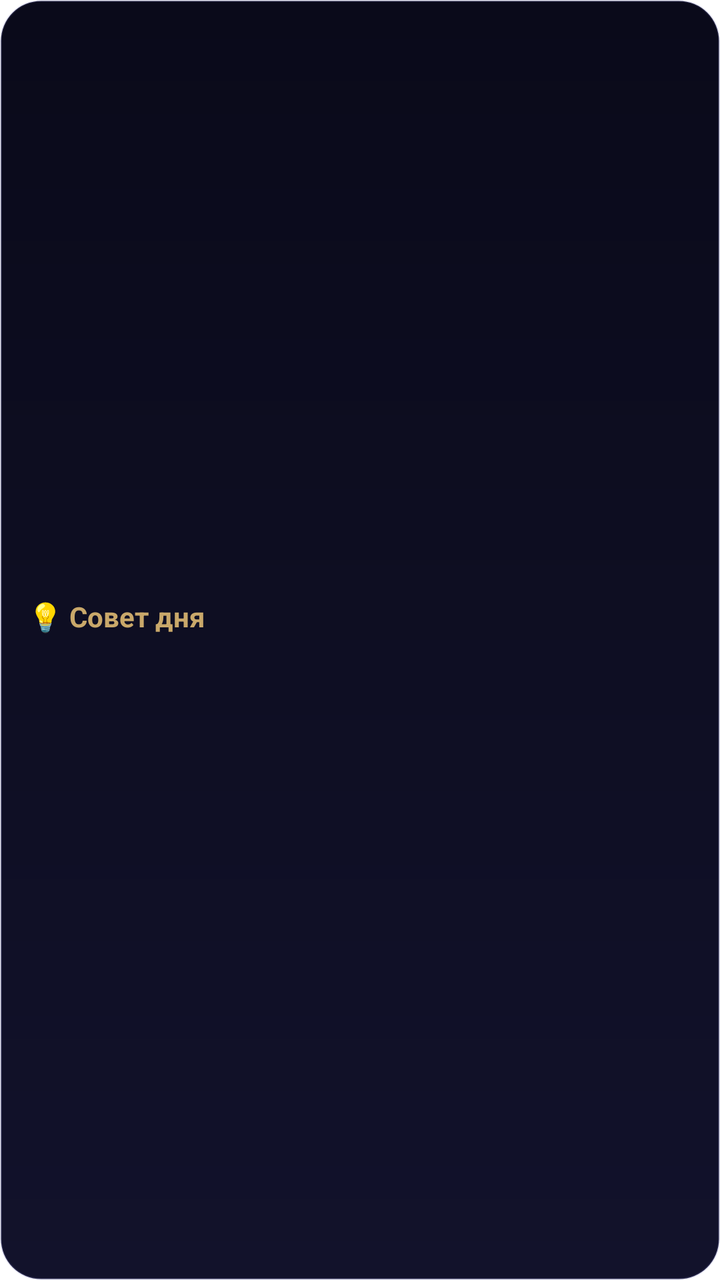
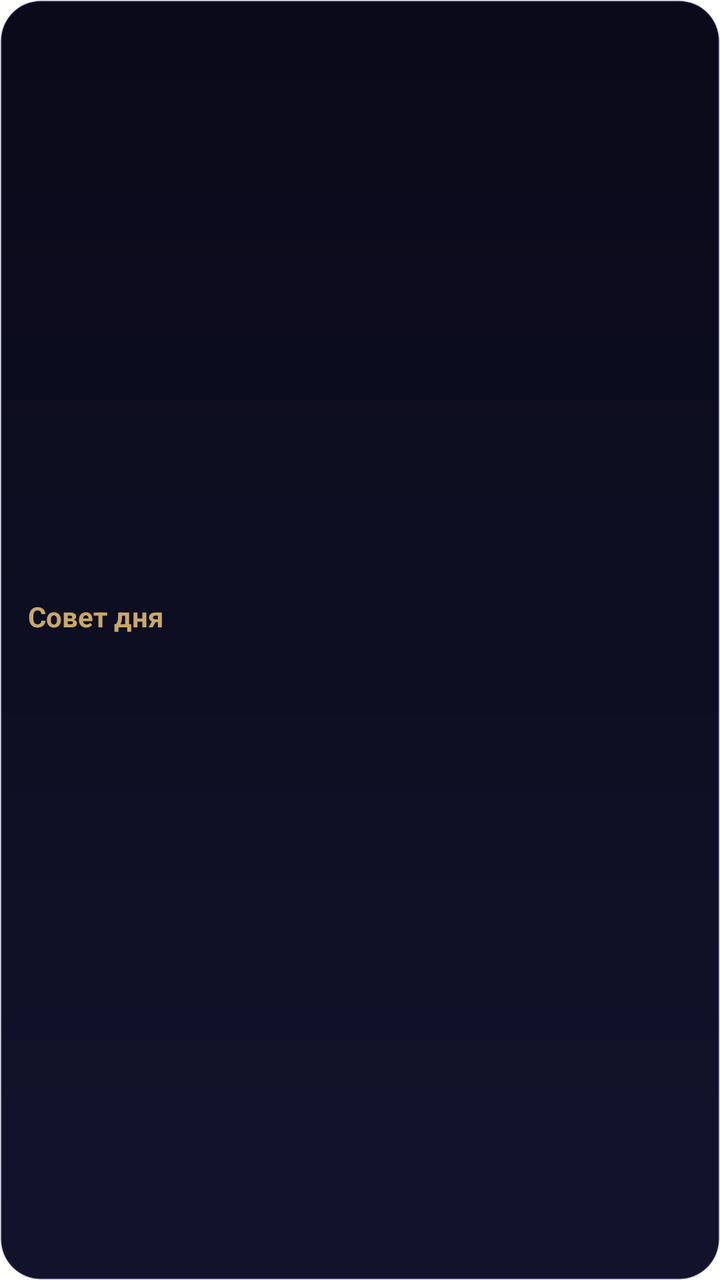

Compare the two renders of this Android layout. The source of the first and the diff that turns it into the second are given below.
<!-- AndroidManifest.xml: application theme Theme.AstroSMap.Splash -->
<!-- res/layout/widget_advice.xml -->
<?xml version="1.0" encoding="utf-8"?>
<LinearLayout xmlns:android="http://schemas.android.com/apk/res/android"
    android:id="@+id/wa_root"
    android:layout_width="match_parent"
    android:layout_height="match_parent"
    android:orientation="vertical"
    android:gravity="center_vertical"
    android:background="@drawable/widget_bg"
    android:padding="14dp">

    <TextView
        android:id="@+id/wa_title"
        android:layout_width="wrap_content"
        android:layout_height="wrap_content"
        android:textColor="#C9A86A"
        android:textSize="14sp"
        android:textStyle="bold"
        android:text="💡 Совет дня" />

    <TextView
        android:id="@+id/wa_text"
        android:layout_width="match_parent"
        android:layout_height="wrap_content"
        android:layout_marginTop="6dp"
        android:textColor="#F2F0FA"
        android:textSize="13sp"
        android:maxLines="4"
        android:ellipsize="end"
        android:text="" />
</LinearLayout>
<!-- resources referenced by this layout -->
<resources>
  <!-- drawable widget_bg (drawable) -->
  <?xml version="1.0" encoding="utf-8"?>
  <shape xmlns:android="http://schemas.android.com/apk/res/android" android:shape="rectangle">
      <corners android:radius="20dp" />
      <gradient android:angle="90" android:startColor="#12122B" android:endColor="#0A0A1A" />
      <stroke android:width="1dp" android:color="#2E7878C8" />
  </shape>
  <style name="Theme.AstroSMap.Splash" parent="Theme.SplashScreen">
          <item name="windowSplashScreenBackground">#0A0A1A</item>
          <item name="windowSplashScreenAnimatedIcon">@mipmap/ic_launcher</item>
          <item name="postSplashScreenTheme">@style/Theme.AstroSMap</item>
      </style>
  <style name="Theme.AstroSMap" parent="android:Theme.Material.NoActionBar">
          <item name="android:windowBackground">#0A0A1A</item>
          <item name="android:statusBarColor">@android:color/transparent</item>
          <item name="android:navigationBarColor">@android:color/transparent</item>
      </style>
</resources>

<!-- the commit's change to res/layout/widget_advice.xml (unified diff, before → after) -->
@@ -15,7 +15,7 @@
         android:textColor="#C9A86A"
         android:textSize="14sp"
         android:textStyle="bold"
-        android:text="💡 Совет дня" />
+        android:text="@string/widget_advice_title" />
 
     <TextView
         android:id="@+id/wa_text"
<!-- resource entries referenced after the edit -->
@@ -7,6 +7,7 @@
       <gradient android:angle="90" android:startColor="#12122B" android:endColor="#0A0A1A" />
       <stroke android:width="1dp" android:color="#2E7878C8" />
   </shape>
+  <string name="widget_advice_title">Совет дня</string>
   <style name="Theme.AstroSMap.Splash" parent="Theme.SplashScreen">
           <item name="windowSplashScreenBackground">#0A0A1A</item>
           <item name="windowSplashScreenAnimatedIcon">@mipmap/ic_launcher</item>
